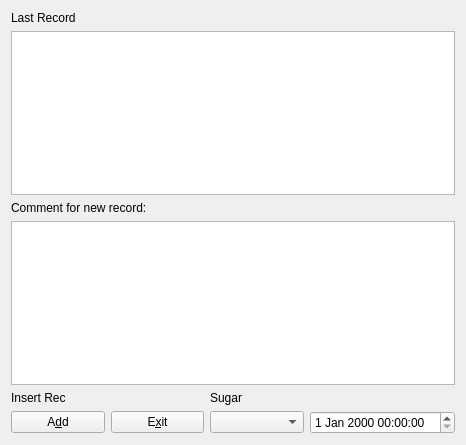
First picture: the form in sugar.ui, repository lbase/bpvitals, before the edit.
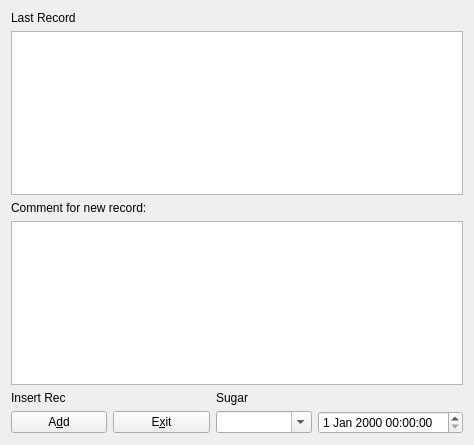
Second picture: the form after the edit.

Commit message: new log for weightlite fix ro spinbox sugar

```diff
--- a/sugar.ui
+++ b/sugar.ui
@@ -6,7 +6,7 @@
    <rect>
     <x>0</x>
     <y>0</y>
-    <width>466</width>
+    <width>474</width>
     <height>445</height>
    </rect>
   </property>
@@ -67,7 +67,11 @@
     </widget>
    </item>
    <item row="5" column="2">
-    <widget class="QComboBox" name="sugarCombo"/>
+    <widget class="QComboBox" name="sugarCombo">
+     <property name="editable">
+      <bool>true</bool>
+     </property>
+    </widget>
    </item>
    <item row="5" column="3">
     <widget class="QDateTimeEdit" name="dateTimeEdit"/>
```
The commit also changes 2 other files.
